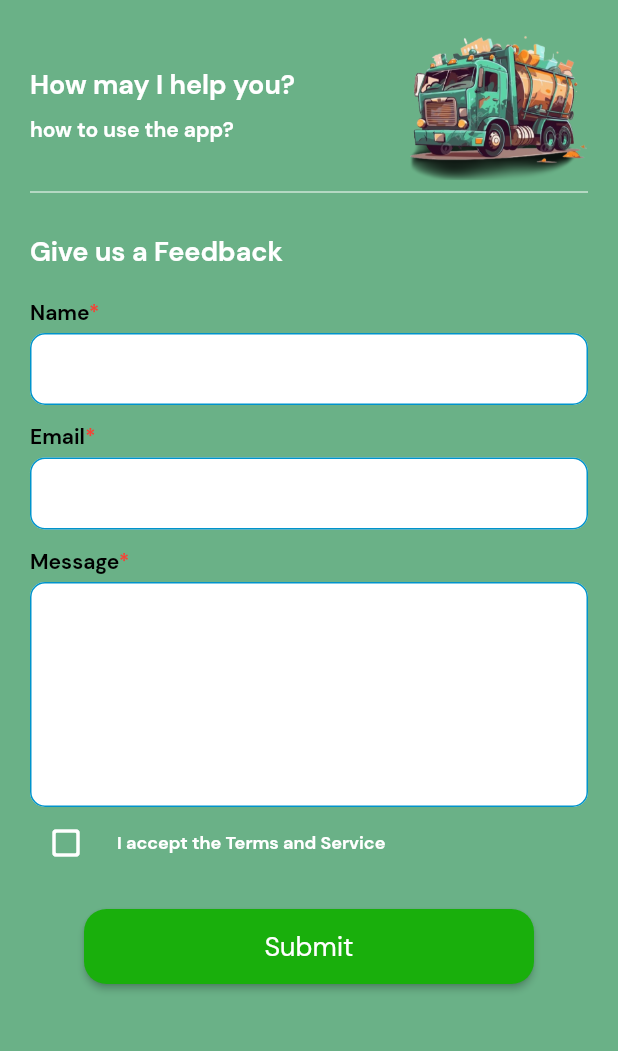
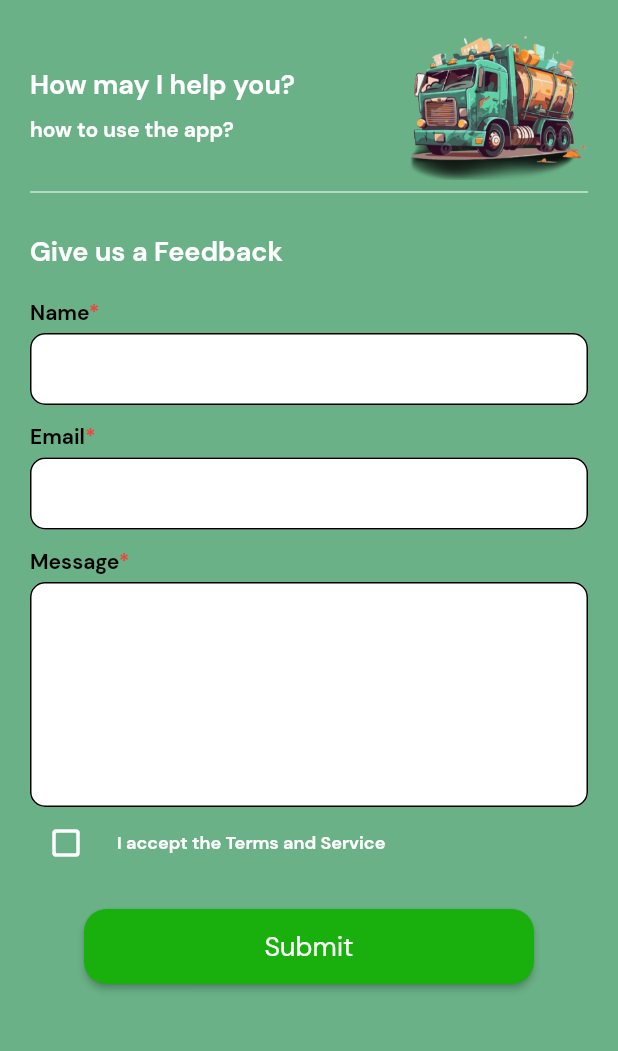
Before and after one commit to lansoyyy/Smart-waste-mobile, a Flutter app: the FeedbackScreen screen opened directly, on a phone screen of 412 x 824 dp, the part 135-1186 px from its top. Run offline on Flutter 3.47's test engine with Material 2 defaults, Android fonts, the phone set to English and light mode, and no system bars; our stand-ins replace fluttertoast, google_maps_flutter.

Commit message:
overall ui

```diff
--- a/lib/screens/feedback_screen.dart
+++ b/lib/screens/feedback_screen.dart
@@ -112,6 +112,7 @@ class _FeedbackScreenState extends State<FeedbackScreen> {
                 height: 20,
               ),
               TextFieldWidget(
+                borderColor: Colors.black,
                 width: 500,
                 controller: nameController,
                 label: 'Name',
@@ -120,6 +121,7 @@ class _FeedbackScreenState extends State<FeedbackScreen> {
                 height: 10,
               ),
               TextFieldWidget(
+                borderColor: Colors.black,
                 width: 500,
                 controller: emailController,
                 label: 'Email',
@@ -128,6 +130,7 @@ class _FeedbackScreenState extends State<FeedbackScreen> {
                 height: 10,
               ),
               TextFieldWidget(
+                borderColor: Colors.black,
                 width: 500,
                 controller: messageController,
                 label: 'Message',
```
